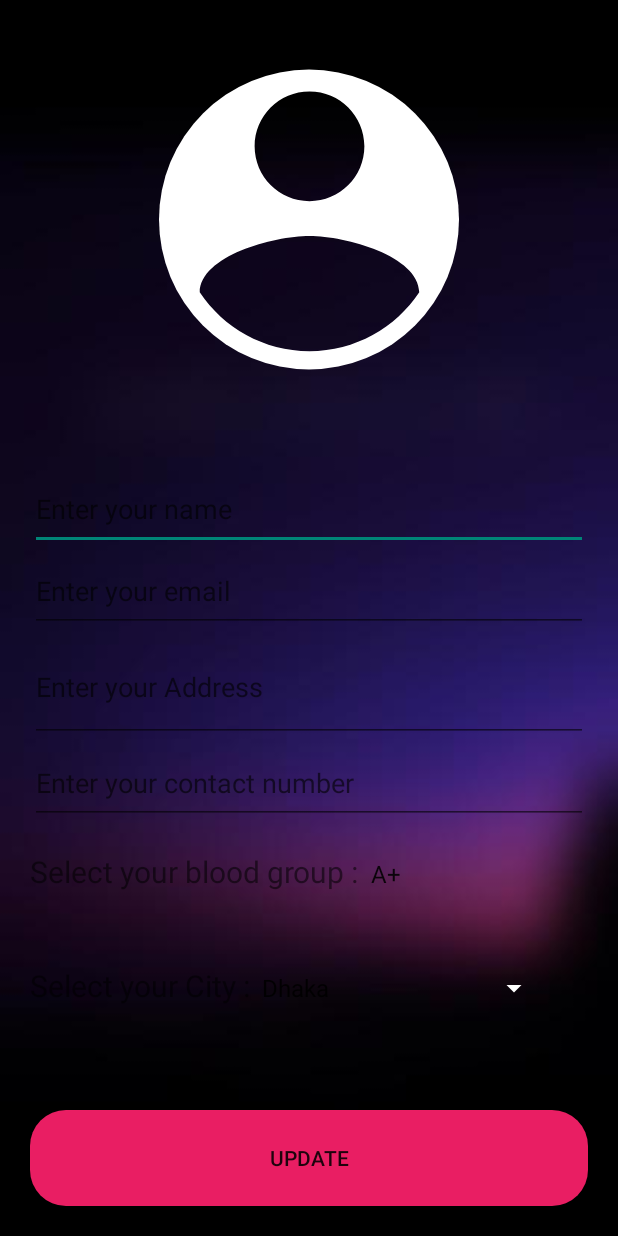
After one commit to yamin029/Blood_bucket, an Android app: the UserUpdate screen opened directly, with no data from a screen before it, on a phone screen of 412 x 824 dp. The commit adds this screen. Run offline under Robolectric (Android 15) with nearby library versions, the phone set to English and light mode, and no system bars; our stand-ins replace CircleImageView, Firebase (no records; nobody signed in at launch, a user with empty details on screens opened directly); 1 statement that could not run was skipped.

Commit message:
update user without image

```diff
--- a/app/src/main/AndroidManifest.xml
+++ b/app/src/main/AndroidManifest.xml
@@ -11,8 +11,11 @@
         android:roundIcon="@mipmap/ic_launcher_round"
         android:supportsRtl="true"
         android:theme="@style/AppTheme">
-        <activity android:name=".SearchUser"
+        <activity android:name=".UserUpdate"
             android:theme="@style/Theme.AppCompat.DayNight.NoActionBar"></activity>
+        <activity
+            android:name=".SearchUser"
+            android:theme="@style/Theme.AppCompat.DayNight.NoActionBar" />
         <activity
             android:name=".UserProfile"
             android:theme="@style/Theme.AppCompat.DayNight.NoActionBar" />
--- a/app/src/main/java/com/example/blood_bucket/SignupActivity.java
+++ b/app/src/main/java/com/example/blood_bucket/SignupActivity.java
@@ -186,6 +186,7 @@ public class SignupActivity extends AppCompatActivity {
                                         });
 
 
+
              }
                         });
                     }
--- /dev/null
+++ b/app/src/main/java/com/example/blood_bucket/UserUpdate.java
@@ -0,0 +1,327 @@
+package com.example.blood_bucket;
+
+import androidx.annotation.NonNull;
+import androidx.annotation.Nullable;
+import androidx.appcompat.app.AppCompatActivity;
+
+import android.content.Intent;
+import android.graphics.Bitmap;
+import android.net.Uri;
+import android.os.Bundle;
+import android.util.Log;
+import android.view.View;
+import android.widget.Button;
+import android.widget.EditText;
+import android.widget.ImageView;
+import android.widget.Spinner;
+import android.widget.Toast;
+
+import com.bumptech.glide.Glide;
+import com.google.android.gms.tasks.OnCompleteListener;
+import com.google.android.gms.tasks.OnFailureListener;
+import com.google.android.gms.tasks.OnSuccessListener;
+import com.google.android.gms.tasks.Task;
+import com.google.firebase.auth.AuthResult;
+import com.google.firebase.auth.FirebaseAuth;
+import com.google.firebase.auth.FirebaseUser;
+import com.google.firebase.database.DatabaseReference;
+import com.google.firebase.database.FirebaseDatabase;
+import com.google.firebase.firestore.DocumentReference;
+import com.google.firebase.firestore.FirebaseFirestore;
+import com.google.firebase.firestore.QueryDocumentSnapshot;
+import com.google.firebase.firestore.QuerySnapshot;
+import com.google.firebase.storage.FirebaseStorage;
+import com.google.firebase.storage.StorageReference;
+import com.google.firebase.storage.UploadTask;
+
+import java.util.HashMap;
+import java.util.Map;
+
+public class UserUpdate extends AppCompatActivity {
+    ImageView sImageView;
+    EditText sUserName;
+    EditText sUserEmail;
+    EditText sUserPassword;
+    EditText sUserAddress;
+    EditText sUserContactNumber;
+    Spinner sUserBloodGroupSpinner;
+    Spinner sUserCitySpinner;
+    Button btnRegister;
+    User user;
+    User userDatabase;
+    User user2;
+    String documentID;
+
+
+    private static final int PICK_IMAGE_REQUEST = 100;
+    private String imageUri;
+    private Bitmap imageTOStore;
+
+
+    private DatabaseReference mDatabase;
+    private FirebaseAuth mAuth;
+    private StorageReference mStorageRef;
+    FirebaseFirestore db = FirebaseFirestore.getInstance();
+
+    @Override
+    public void onStart() {
+        super.onStart();
+        // Check if user is signed in (non-null) and update UI accordingly.
+        FirebaseUser currentUser = mAuth.getCurrentUser();
+        //updateUI(currentUser);
+    }
+
+
+
+    @Override
+    protected void onCreate(Bundle savedInstanceState) {
+        super.onCreate(savedInstanceState);
+        setContentView(R.layout.activity_user_update);
+        try {
+
+            user = getIntent().getParcelableExtra("user");
+            documentID = getIntent().getParcelableExtra("DID");
+            System.out.println("line 79"+documentID);
+
+            sImageView = findViewById(R.id.ivImage);
+            sUserName = findViewById(R.id.etUsername);
+            sUserEmail = findViewById(R.id.etUserEmail);
+            sUserAddress = findViewById(R.id.etUserAddress);
+            sUserContactNumber = findViewById(R.id.etUserContactNumber);
+            sUserBloodGroupSpinner = findViewById(R.id.bloodGroupSpinner);
+            sUserCitySpinner = findViewById(R.id.citySpinner);
+            btnRegister = findViewById(R.id.btnRegister);
+
+            Glide.with(getApplicationContext())
+                    .load(user.getUserImageUri())
+                    .into(sImageView);
+            sUserName.setText(user.getUserName());
+            sUserEmail.setText(user.getUserEmail());
+            sUserAddress.setText(user.getUserAddress());
+            sUserContactNumber.setText(user.getUserContactNumber());
+
+
+            mDatabase = FirebaseDatabase.getInstance().getReference();
+            mAuth = FirebaseAuth.getInstance();
+            mStorageRef = FirebaseStorage.getInstance().getReference();
+
+            ///fething
+
+            db.collection("users")
+                    .get()
+                    .addOnCompleteListener(new OnCompleteListener<QuerySnapshot>() {
+                        @Override
+                        public void onComplete(@NonNull Task<QuerySnapshot> task) {
+                            if (task.isSuccessful()) {
+                                for (QueryDocumentSnapshot document : task.getResult()) {
+                                    userDatabase = document.toObject(User.class);
+
+                                    if(mAuth.getCurrentUser().getUid().equals(userDatabase.getUserID())){
+                                        user2 = document.toObject(User.class);
+                                        imageUri = user2.getUserImageUri();
+                                        System.out.println("User Found");
+                                        documentID = document.getId();
+                                        System.out.println("User Found"+documentID);
+                                    }
+                                    //Log.d(TAG, document.getId() + " => " + document.getData());
+                                }
+                            } else {
+                                //Log.w(TAG, "Error getting documents.", task.getException());
+                            }
+                        }
+                    });
+
+            btnRegister.setOnClickListener(new View.OnClickListener() {
+                @Override
+                public void onClick(View view) {
+
+
+
+                    final String userName = sUserName.getText().toString().trim();
+                    final String userEmail = sUserEmail.getText().toString().trim();
+                    final String userAddress = sUserAddress.getText().toString().trim();
+                    final String userContactNumber = sUserContactNumber.getText().toString().trim();
+                    final String userBloodGroup = sUserBloodGroupSpinner.getSelectedItem().toString();
+                    final String userCity = sUserCitySpinner.getSelectedItem().toString();
+
+//                  System.out.println(userName+userEmail+userPassword+userAddress+userContactNumber+userBloodGroup+userCity);
+
+
+                    uploadProfileImage(userName,userEmail,userAddress,userContactNumber,userBloodGroup,userCity,imageUri,mAuth.getCurrentUser());
+                    startActivity(new Intent(UserUpdate.this, MainActivity.class));
+
+
+//                    if (userName.isEmpty() || userEmail.isEmpty() || userPassword.isEmpty() || userAddress.isEmpty() || userContactNumber.isEmpty() || userBloodGroup.isEmpty() || userCity.isEmpty()) {
+//                        Toast.makeText(UserUpdate.this, "Please fill all the fields", Toast.LENGTH_SHORT).show();
+//                    } else {
+//                        mAuth.createUserWithEmailAndPassword(userEmail, userPassword).addOnCompleteListener(UserUpdate.this,
+//                                new OnCompleteListener<AuthResult>() {
+//                                    @Override
+//                                    public void onComplete(@NonNull Task<AuthResult> task) {
+//                                        if (!task.isSuccessful()) {
+//                                            Toast.makeText(UserUpdate.this, "SignUp Unsuccessful" + task.getException().getMessage(), Toast.LENGTH_SHORT).show();
+//                                        } else {
+//                                            uploadProfileImage(userName,userEmail,userAddress,userContactNumber,userBloodGroup,userCity,imageUri,mAuth.getCurrentUser());
+//                                            startActivity(new Intent(UserUpdate.this, MainActivity.class));
+//                                        }
+//
+//                                    }
+//                                });
+//                    }
+                }
+            });
+
+        }catch (Exception e){
+            Toast.makeText(this, e.getMessage(), Toast.LENGTH_SHORT).show();
+        }
+    }
+
+    private void uploadProfileImage(final String userName, final String userEmail, final String userAddress, final String userContactNumber, final String userBloodGroup, final String userCity, String imageUri, final FirebaseUser currentUser) {
+
+        //Uri file = Uri.fromFile(new File("/images/"+currentUser.getUid()));
+//        final StorageReference riversRef = mStorageRef.child("images/"+currentUser.getUid());
+//
+//        riversRef.putFile(imageUri)
+//                .addOnSuccessListener(new OnSuccessListener<UploadTask.TaskSnapshot>() {
+//                    @Override
+//                    public void onSuccess(UploadTask.TaskSnapshot taskSnapshot) {
+//                        // Get a URL to the uploaded content
+//                        //Uri downloadUrl = taskSnapshot.getd
+//                        riversRef.getDownloadUrl().addOnSuccessListener(new OnSuccessListener<Uri>() {
+//                            @Override
+//                            public void onSuccess(Uri uri) {
+//                                System.out.println(uri);
+//                                //sImageView.setImageURI(uri);
+//                                Glide.with(getApplicationContext())
+//                                        .load(uri)
+//                                        .into(sImageView);
+//                                Map<String, Object> user = new HashMap<>();
+//                                user.put("name",userName.toString());
+//                                user.put("email",userEmail.toString());
+//                                user.put("address",userAddress.toString());
+//                                user.put("userID",currentUser.getUid().toString());
+//                                user.put("image",uri);
+//                                user.put("number",userContactNumber);
+//                                user.put("bloodGroup",userBloodGroup);
+//                                user.put("city",userCity);
+//
+//                                User user = new User(userName,userEmail,userContactNumber,userBloodGroup,userCity,userAddress,uri.toString(),currentUser.getUid().toString());
+//                                System.out.println(user);
+
+        DocumentReference docRef = FirebaseFirestore.getInstance().collection("users").document(documentID);
+        Map<String,Object> map = new HashMap<>();
+        map.put("userAddress",userAddress);
+        map.put("userName",userName);
+        map.put("userBloodGroup",userBloodGroup);
+        map.put("userContactNumber",userContactNumber);
+        map.put("userEmail",userEmail);
+        map.put("userID",mAuth.getCurrentUser().getUid());
+        map.put("userImageUri",imageUri);
+
+        docRef.update(map)
+                .addOnSuccessListener(
+                        new OnSuccessListener<Void>() {
+                            @Override
+                            public void onSuccess(Void aVoid) {
+                                Toast.makeText(UserUpdate.this, "Successful", Toast.LENGTH_SHORT).show();
+                            }
+                        })
+                .addOnFailureListener(
+                        new OnFailureListener() {
+                            @Override
+                            public void onFailure(@NonNull Exception e) {
+                                Toast.makeText(UserUpdate.this, e.getMessage(), Toast.LENGTH_SHORT).show();
+                            }
+                        });
+
+
+        //mDatabase.child("users").child(user.getUserID()).setValue(user);
+
+
+        // Add a new document with a generated ID
+//                                db.collection("users")
+//                                        .add(user)
+//                                        .addOnSuccessListener(new OnSuccessListener<DocumentReference>() {
+//                                            @Override
+//                                            public void onSuccess(DocumentReference documentReference) {
+//                                                Log.d("TAG", "DocumentSnapshot added with ID: " + documentReference.getId());
+//                                            }
+//                                        })
+//                                        .addOnFailureListener(new OnFailureListener() {
+//                                            @Override
+//                                            public void onFailure(@NonNull Exception e) {
+//                                                Log.w("TAG", "Error adding document", e);
+//                                            }
+//                                        });
+
+
+
+    }
+    //                      });
+    //                   }
+//                })
+//                .addOnFailureListener(new OnFailureListener() {
+//                    @Override
+//                    public void onFailure(@NonNull Exception exception) {
+//                        // Handle unsuccessful uploads
+//                        // ...
+//                    }
+//                });
+
+    //}
+
+    private void updateUser(Map<String, Object> user) {
+        Toast.makeText(this, "updateusercalled", Toast.LENGTH_SHORT).show();
+        db.collection("users")
+                .add(user)
+                .addOnSuccessListener(new OnSuccessListener<DocumentReference>() {
+                    @Override
+                    public void onSuccess(DocumentReference documentReference) {
+                        Log.d("TAG", "DocumentSnapshot added with ID: " + documentReference.getId());
+                    }
+                })
+                .addOnFailureListener(new OnFailureListener() {
+                    @Override
+                    public void onFailure(@NonNull Exception e) {
+                        Log.w("TAG", "Error adding document", e);
+                    }
+                });
+    }
+
+//    public void chooseImage(View view) {
+//        try {
+//            Intent objectIntent = new Intent();
+//            objectIntent.setType("image/*");
+//
+//            objectIntent.setAction(Intent.ACTION_GET_CONTENT);
+//            startActivityForResult(Intent.createChooser(objectIntent, "Select Image"),PICK_IMAGE_REQUEST);
+//
+//        }
+//        catch (Exception e){
+//            Toast.makeText(this, e.getMessage(), Toast.LENGTH_SHORT).show();
+//        }
+//    }
+//    @Override
+//    protected void onActivityResult(int requestCode, int resultCode, @Nullable Intent data) {
+//        try {
+//
+//            super.onActivityResult(requestCode, resultCode, data);
+//            if(requestCode==PICK_IMAGE_REQUEST && resultCode==RESULT_OK && data!=null && data.getData()!=null){
+//
+//                imageUri = data.getData();
+//
+//                //imageTOStore = MediaStore.Images.Media.getBitmap(getContentResolver(),imageUri);
+//
+//                sImageView.setImageURI(imageUri);
+//
+//            }
+//            else {
+//            }
+//        }
+//        catch (Exception e){
+//            Toast.makeText(this, e.getMessage(), Toast.LENGTH_SHORT).show();
+//        }
+//
+//
+//    }
+}
--- a/app/src/main/res/layout/activity_donor_profile.xml
+++ b/app/src/main/res/layout/activity_donor_profile.xml
@@ -25,6 +25,8 @@
         android:id="@+id/userName">
     </TextView>
     <LinearLayout
+        android:paddingLeft="10dp"
+        android:paddingRight="10dp"
         android:layout_weight="4"
         android:layout_width="match_parent"
         android:layout_height="wrap_content"
--- /dev/null
+++ b/app/src/main/res/layout/activity_user_update.xml
@@ -0,0 +1,124 @@
+<?xml version="1.0" encoding="utf-8"?>
+<LinearLayout xmlns:android="http://schemas.android.com/apk/res/android"
+    xmlns:app="http://schemas.android.com/apk/res-auto"
+    xmlns:tools="http://schemas.android.com/tools"
+    android:layout_width="match_parent"
+    android:layout_height="match_parent"
+    android:orientation="vertical"
+    tools:context=".SignupActivity"
+    android:background="@drawable/signup_bg"
+    android:weightSum="10">
+
+    <de.hdodenhof.circleimageview.CircleImageView
+        android:layout_weight="3"
+        android:id="@+id/ivImage"
+        android:layout_width="200dp"
+        android:layout_height="400px"
+        android:paddingBottom="30px"
+        android:src="@drawable/mood"
+        android:layout_centerHorizontal="true"
+        android:onClick="chooseImage"
+        android:layout_gravity="center"
+        >
+    </de.hdodenhof.circleimageview.CircleImageView>
+    <LinearLayout
+        android:weightSum="10"
+        android:layout_weight="6"
+        android:layout_width="match_parent"
+        android:layout_height="wrap_content"
+        android:orientation="vertical"
+        android:layout_marginLeft="20sp"
+        android:layout_marginRight="20sp">
+        <EditText
+            android:id="@+id/etUsername"
+            android:layout_weight="1"
+            android:layout_width="match_parent"
+            android:layout_height="wrap_content"
+            android:hint="Enter your name">
+        </EditText>
+        <EditText
+            android:id="@+id/etUserEmail"
+            android:layout_weight="1"
+            android:layout_width="match_parent"
+            android:layout_height="wrap_content"
+            android:hint="Enter your email"
+            android:inputType="textEmailAddress">
+        </EditText>
+        <EditText
+            android:id="@+id/etUserAddress"
+            android:layout_weight="3"
+            android:layout_width="match_parent"
+            android:layout_height="wrap_content"
+            android:hint="Enter your Address">
+        </EditText>
+
+        <EditText
+            android:id="@+id/etUserContactNumber"
+            android:layout_weight="1"
+            android:layout_width="match_parent"
+            android:layout_height="wrap_content"
+            android:hint="Enter your contact number"
+            android:inputType="number">
+        </EditText>
+        <LinearLayout
+            android:layout_weight="1"
+            android:layout_width="match_parent"
+            android:layout_height="wrap_content"
+            android:orientation="horizontal">
+            <TextView
+                android:layout_width="wrap_content"
+                android:layout_height="wrap_content"
+                android:text="Select your blood group :"
+                android:textSize="20sp">
+            </TextView>
+            <Spinner
+                android:id="@+id/bloodGroupSpinner"
+                android:layout_width="300px"
+                android:layout_height="100px"
+                android:entries="@array/blood_groups"
+                android:backgroundTint="#FFFFFF"
+                android:outlineAmbientShadowColor="#fff"
+                >
+            </Spinner>
+
+        </LinearLayout>
+        <LinearLayout
+            android:layout_weight="1"
+            android:layout_width="match_parent"
+            android:layout_height="wrap_content"
+            android:orientation="horizontal">
+            <TextView
+                android:layout_width="wrap_content"
+                android:layout_height="wrap_content"
+                android:text="Select your City :"
+                android:textSize="20sp">
+            </TextView>
+            <Spinner
+                android:id="@+id/citySpinner"
+                android:layout_width="300px"
+                android:layout_height="100px"
+                android:entries="@array/cities_groups"
+                android:backgroundTint="#FFFFFF"
+                android:outlineAmbientShadowColor="#fff"
+                >
+            </Spinner>
+
+        </LinearLayout>
+
+    </LinearLayout>
+    <Button
+        android:id="@+id/btnRegister"
+        android:layout_weight="1"
+        android:layout_gravity="end"
+        android:layout_margin="20sp"
+        android:layout_width="match_parent"
+        android:layout_height="wrap_content"
+        android:background="@drawable/rounded_corners"
+        android:text="Update">
+
+    </Button>
+
+
+
+
+</LinearLayout>
```
Also changed, not shown: app/src/main/java/com/example/blood_bucket/UserProfile.java (+43 -2 lines), app/src/main/res/layout/activity_user_profile.xml (+13 -33 lines).
